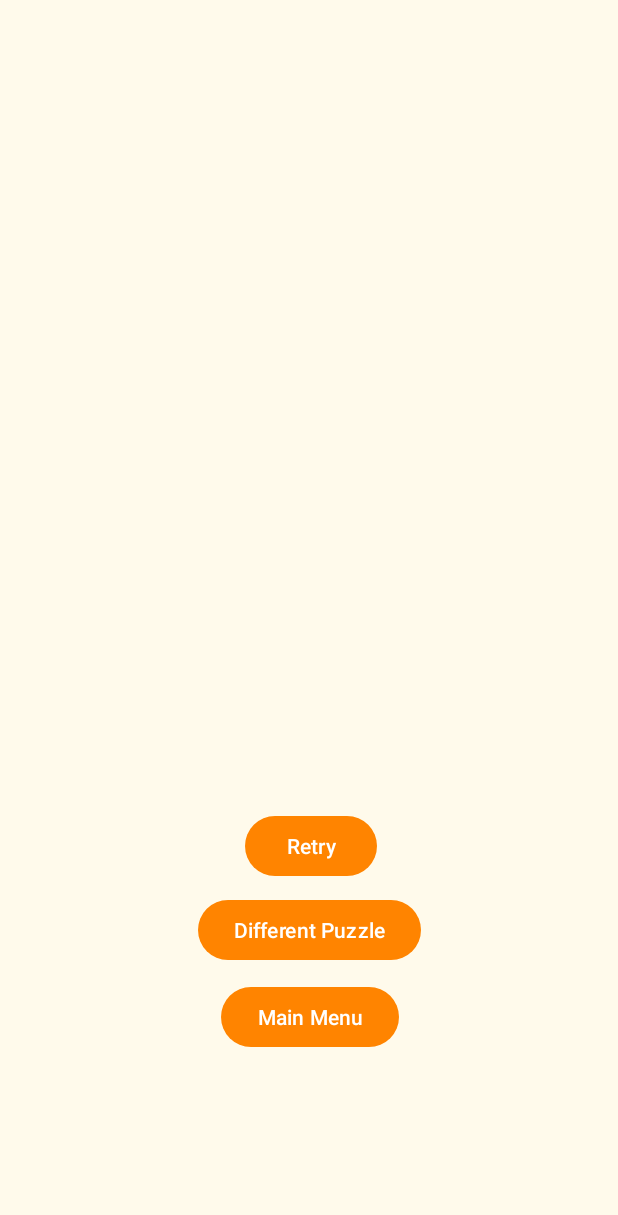
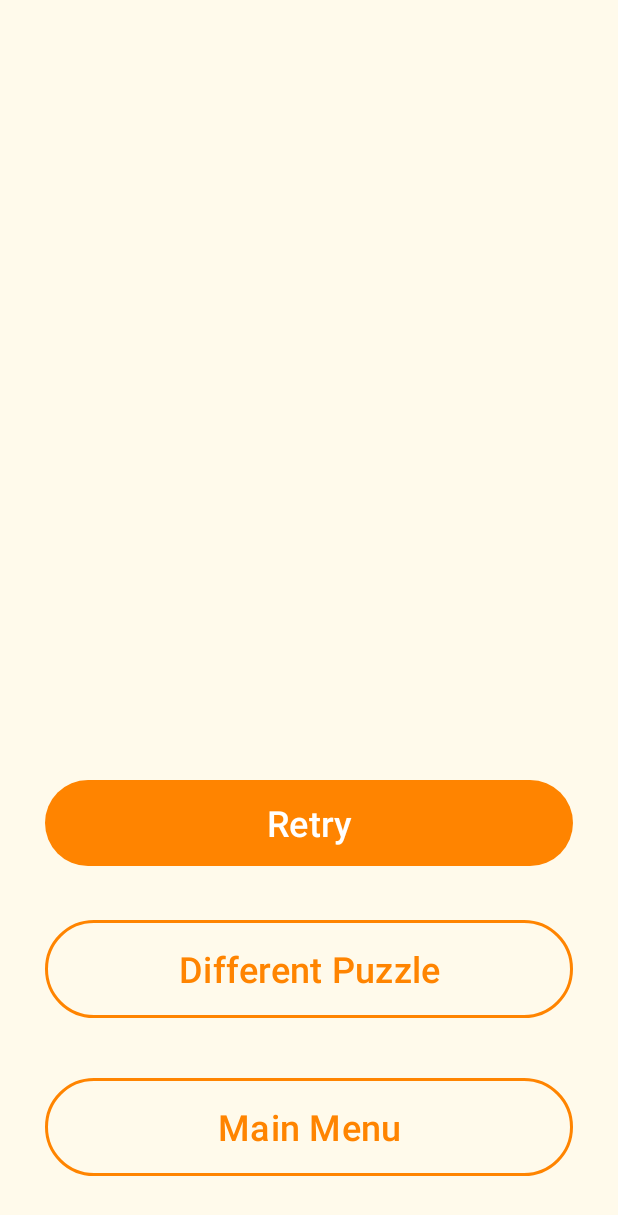
Before and after one commit to zachary-ellington/CSCI335_Final_Project, an Android app: the GameOverActivity screen opened directly, with no data from a screen before it, on a phone screen of 412 x 824 dp. Shown: the top 1215 px of the screen. Run offline under Robolectric (Android 15) with nearby library versions, the phone set to English and light mode, and no system bars.

Commit message:
Change some styling on buttons, menu, and end game

```diff
--- a/app/src/main/res/layout/activity_game_over.xml
+++ b/app/src/main/res/layout/activity_game_over.xml
@@ -19,19 +19,17 @@
 
     <Button
         android:id="@+id/button4"
-        android:layout_width="wrap_content"
-        android:layout_height="wrap_content"
-        android:layout_marginStart="31dp"
-        android:layout_marginBottom="8dp"
+        style="@style/primary_button"
+        android:layout_marginBottom="32dp"
         android:text="@string/retry"
         app:layout_constraintBottom_toTopOf="@+id/button5"
-        app:layout_constraintStart_toStartOf="@+id/button5" />
+        app:layout_constraintEnd_toEndOf="parent"
+        app:layout_constraintStart_toStartOf="parent" />
 
     <Button
         android:id="@+id/button5"
-        android:layout_width="wrap_content"
-        android:layout_height="wrap_content"
-        android:layout_marginBottom="10dp"
+        style="@style/outline_button"
+        android:layout_marginBottom="40dp"
         android:text="@string/diff_puzzle"
         app:layout_constraintBottom_toTopOf="@+id/button6"
         app:layout_constraintEnd_toEndOf="parent"
@@ -39,14 +37,13 @@
 
     <Button
         android:id="@+id/button6"
-        android:layout_width="wrap_content"
-        android:layout_height="wrap_content"
-        android:layout_marginStart="15dp"
-        android:layout_marginBottom="122dp"
+        style="@style/outline_button"
+        android:layout_marginBottom="40dp"
         android:onClick="toMainMenu"
         android:text="@string/main_menu"
         app:layout_constraintBottom_toBottomOf="parent"
-        app:layout_constraintStart_toStartOf="@+id/button5" />
+        app:layout_constraintEnd_toEndOf="parent"
+        app:layout_constraintStart_toStartOf="parent" />
 
     <androidx.gridlayout.widget.GridLayout
         android:id="@+id/game_over_board"
--- a/app/src/main/res/layout/activity_menu.xml
+++ b/app/src/main/res/layout/activity_menu.xml
@@ -9,12 +9,10 @@
 
 
     <Button
+        style="@style/primary_button"
         android:id="@+id/button"
-        android:layout_width="335dp"
-        android:layout_height="65dp"
         android:onClick="startGame"
         android:text="@string/start_game"
-        android:textSize="24sp"
         app:layout_constraintBottom_toBottomOf="parent"
         app:layout_constraintEnd_toEndOf="parent"
         app:layout_constraintHorizontal_bias="0.498"
@@ -23,15 +21,11 @@
         app:layout_constraintVertical_bias="0.292" />
 
     <Button
+        style = "@style/outline_button"
         android:id="@+id/button2"
-        android:layout_width="332dp"
-        android:layout_height="59dp"
         android:layout_marginTop="52dp"
-        android:background="@drawable/outline_button"
         android:onClick="startSettings"
         android:text="@string/settings"
-        android:textColor="@color/primary"
-        android:textSize="24sp"
         app:layout_constraintEnd_toEndOf="parent"
         app:layout_constraintStart_toStartOf="parent"
         app:layout_constraintTop_toBottomOf="@+id/button" />
--- /dev/null
+++ b/app/src/main/res/values/styles.xml
@@ -0,0 +1,23 @@
+<?xml version="1.0" encoding="utf-8"?>
+<resources>
+    <style name="primary_button">
+        <item name="android:layout_width">0dp</item>
+        <item name="android:layout_height">65dp</item>
+        <item name="android:layout_marginLeft">30dp</item>
+        <item name="android:layout_marginRight">30dp</item>
+        <item name="android:textSize">24sp</item>
+        <!-- Add other properties if needed, like background, text size, etc. -->
+    </style>
+
+    <style name="outline_button">
+        <item name="android:layout_width">0dp</item>
+        <item name="android:layout_height">65dp</item>
+        <item name="android:layout_marginLeft">30dp</item>
+        <item name="android:layout_marginRight">30dp</item>
+        <item name="android:textSize">24sp</item>
+        <item name="android:background">@drawable/outline_button</item>
+        <item name="android:textColor">@color/primary</item>
+        <!-- Add other properties if needed, like background, text size, etc. -->
+    </style>
+
+</resources>
```
